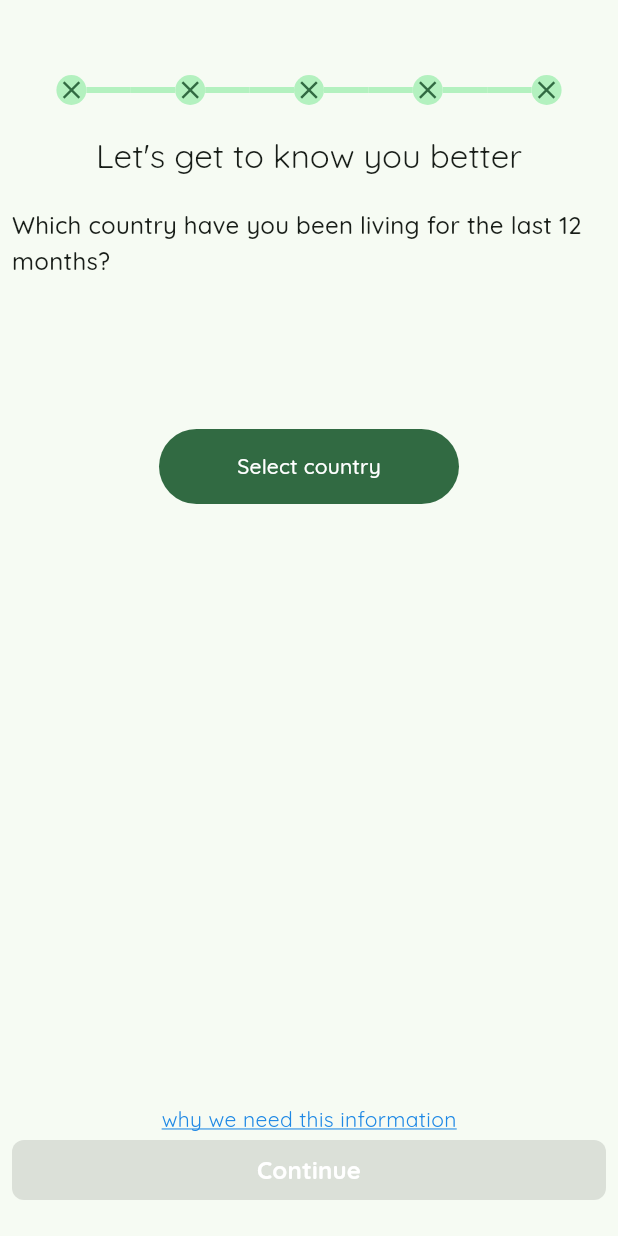
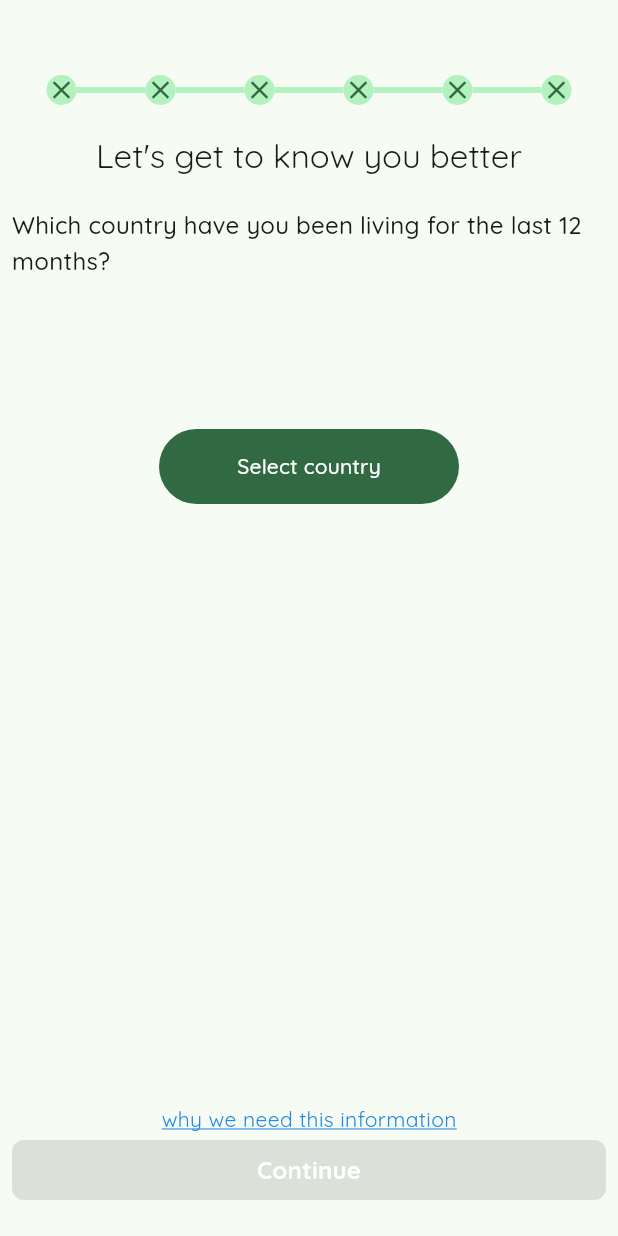
Before and after one commit to Quingsley/CarbonZero, a Flutter app: the UserOnboarding screen opened by its route, on a phone screen of 412 x 824 dp. Run offline on Flutter 3.47's test engine with Material 3 defaults, Android fonts, the phone set to English and light mode, and no system bars; drawn by our look-alikes of timeline_tile; our stand-ins replace cloud_firestore, country_picker, equatable, firebase_auth, firebase_core, firebase_crashlytics and 15 more; missing offline and left inert: firebase_app_check, flutter_face_pile; accounts and stored records are empty; generated files the repository leaves out were written again; project files that could hold a hidden picture were left out.

Commit message:
Refactor user onboarding page navigation

```diff
--- a/lib/features/user_onboarding/presentation/pages/user_onboarding.dart
+++ b/lib/features/user_onboarding/presentation/pages/user_onboarding.dart
@@ -53,16 +53,24 @@ class _UserOnboardingState extends ConsumerState<UserOnboarding> {
               crossAxisAlignment: CrossAxisAlignment.start,
               children: [
                 if (controller.hasClients && currentPage != 0)
-                  IconButton(
-                    onPressed: () {
+                  Material(
+                    borderRadius: BorderRadius.circular(50),
+                    child: ClipRRect(
+                      borderRadius: BorderRadius.circular(50),
+                      child: InkWell(
+                        borderRadius: BorderRadius.circular(50),
+                        splashFactory: NoSplash.splashFactory,
+                        onTap: () {
                           controller.previousPage(
                             duration: const Duration(milliseconds: 500),
                             curve: Curves.easeInOut,
                           );
                         },
-                    icon: const Icon(
+                        child: const Icon(
                           Icons.arrow_back_ios_outlined,
                           color: Colors.black,
+                        ),
+                      ),
                     ),
                   ),
                 KTimelineTile(
@@ -87,8 +95,13 @@ class _UserOnboardingState extends ConsumerState<UserOnboarding> {
                 ),
                 KTimelineTile(
                   isFirst: false,
-                  isPast: currentPage == 4,
+                  isPast: currentPage > 4,
+                  isLast: false,
+                ),
+                KTimelineTile(
                   isLast: true,
+                  isFirst: false,
+                  isPast: currentPage == 5,
                 ),
               ],
             ),
```
Lines whose indentation alone changed are shown as unchanged.
